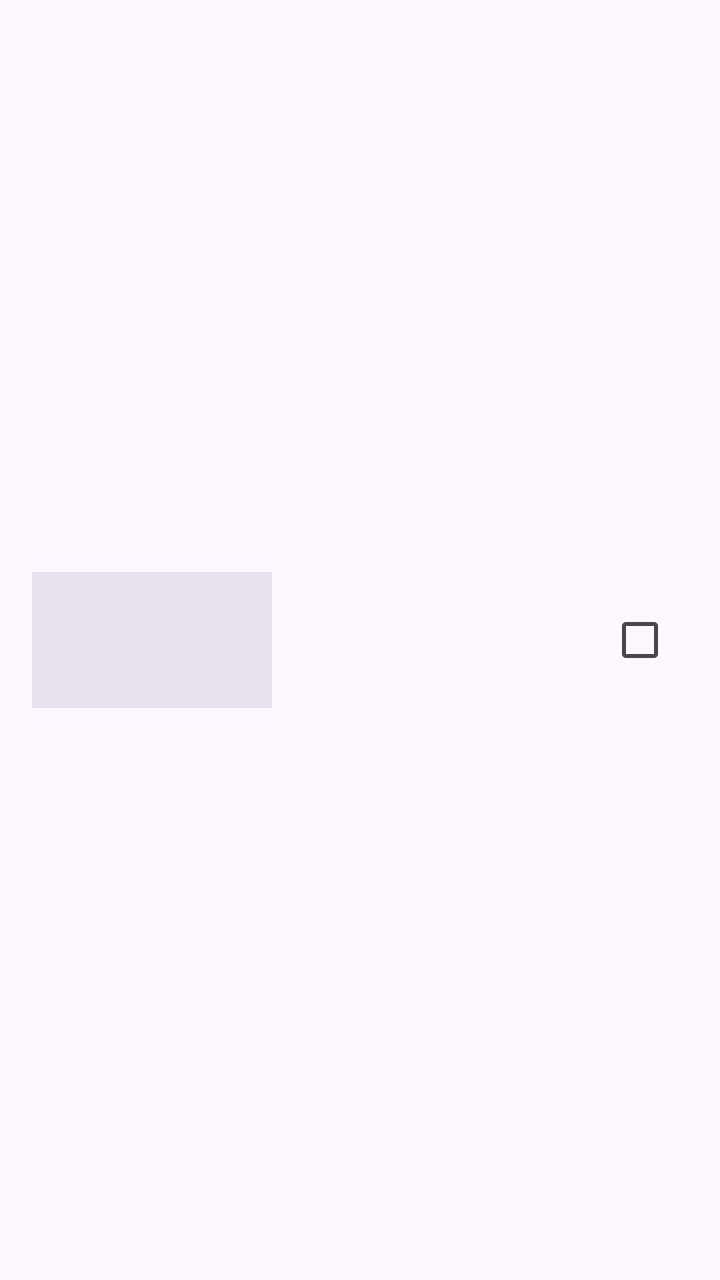
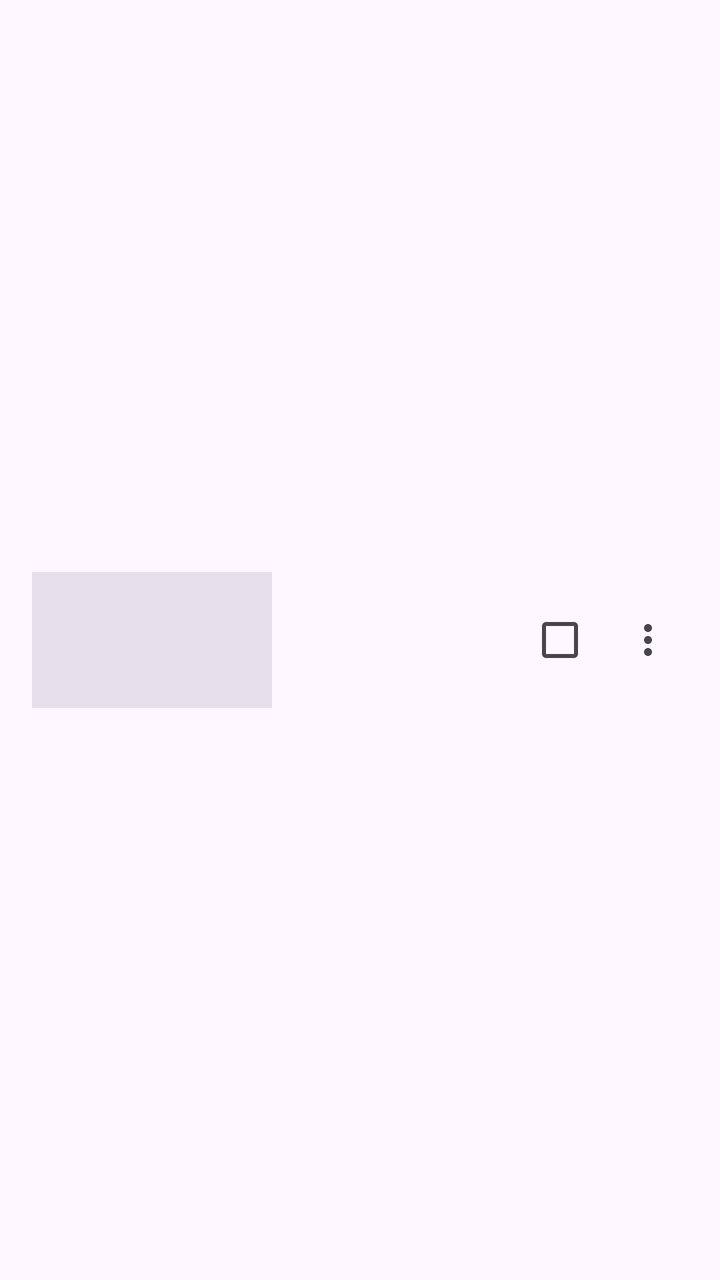

Compare the two renders of this Android layout. The source of the first and the diff that turns it into the second are given below.
<!-- AndroidManifest.xml: application theme Theme.YTDownloader -->
<!-- res/layout/item_video.xml -->
<?xml version="1.0" encoding="utf-8"?>
<LinearLayout xmlns:android="http://schemas.android.com/apk/res/android"
    android:layout_width="match_parent"
    android:layout_height="wrap_content"
    android:background="?attr/selectableItemBackground"
    android:gravity="center_vertical"
    android:orientation="horizontal"
    android:paddingHorizontal="16dp"
    android:paddingVertical="6dp">

    <ImageView
        android:id="@+id/thumb"
        android:layout_width="120dp"
        android:layout_height="68dp"
        android:background="?attr/colorSurfaceVariant"
        android:contentDescription="Thumbnail"
        android:scaleType="centerCrop" />

    <LinearLayout
        android:layout_width="0dp"
        android:layout_height="wrap_content"
        android:layout_marginStart="12dp"
        android:layout_weight="1"
        android:orientation="vertical">

        <TextView
            android:id="@+id/title"
            android:layout_width="match_parent"
            android:layout_height="wrap_content"
            android:ellipsize="end"
            android:maxLines="2"
            android:textAppearance="?attr/textAppearanceBodyMedium" />

        <TextView
            android:id="@+id/meta"
            android:layout_width="match_parent"
            android:layout_height="wrap_content"
            android:layout_marginTop="2dp"
            android:ellipsize="end"
            android:maxLines="1"
            android:textAppearance="?attr/textAppearanceBodySmall" />
    </LinearLayout>

    <com.google.android.material.checkbox.MaterialCheckBox
        android:id="@+id/check"
        android:layout_width="wrap_content"
        android:layout_height="wrap_content"
        android:clickable="false"
        android:focusable="false" />
</LinearLayout>
<!-- resources referenced by this layout -->
<resources>
  <style name="Theme.YTDownloader" parent="Theme.Material3.DayNight.NoActionBar">
          <item name="colorPrimary">#D32F2F</item>
          <item name="colorOnPrimary">#FFFFFF</item>
          <item name="colorPrimaryContainer">#FFDAD6</item>
          <item name="colorOnPrimaryContainer">#410002</item>
      </style>
</resources>

<!-- the commit's change to res/layout/item_video.xml (unified diff, before → after) -->
@@ -8,13 +8,33 @@
     android:paddingHorizontal="16dp"
     android:paddingVertical="6dp">
 
-    <ImageView
-        android:id="@+id/thumb"
+    <FrameLayout
         android:layout_width="120dp"
-        android:layout_height="68dp"
-        android:background="?attr/colorSurfaceVariant"
-        android:contentDescription="Thumbnail"
-        android:scaleType="centerCrop" />
+        android:layout_height="68dp">
+
+        <ImageView
+            android:id="@+id/thumb"
+            android:layout_width="match_parent"
+            android:layout_height="match_parent"
+            android:background="?attr/colorSurfaceVariant"
+            android:contentDescription="Thumbnail"
+            android:scaleType="centerCrop" />
+
+        
+        <TextView
+            android:id="@+id/duration"
+            android:layout_width="wrap_content"
+            android:layout_height="wrap_content"
+            android:layout_gravity="bottom|end"
+            android:layout_margin="4dp"
+            android:background="#CC000000"
+            android:paddingHorizontal="4dp"
+            android:paddingVertical="1dp"
+            android:textColor="#FFFFFF"
+            android:textSize="11sp"
+            android:textStyle="bold"
+            android:visibility="gone" />
+    </FrameLayout>
 
     <LinearLayout
         android:layout_width="0dp"
@@ -47,4 +67,12 @@
         android:layout_height="wrap_content"
         android:clickable="false"
         android:focusable="false" />
+
+    <ImageButton
+        android:id="@+id/more"
+        android:layout_width="40dp"
+        android:layout_height="48dp"
+        android:background="?attr/selectableItemBackgroundBorderless"
+        android:contentDescription="More options"
+        android:src="@drawable/ic_more" />
 </LinearLayout>
<!-- resource entries referenced after the edit -->
@@ -1,5 +1,15 @@
 <!-- resources referenced by this layout -->
 <resources>
+  <!-- drawable ic_more (drawable) -->
+  <?xml version="1.0" encoding="utf-8"?>
+  <vector xmlns:android="http://schemas.android.com/apk/res/android"
+      android:width="24dp"
+      android:height="24dp"
+      android:tint="?attr/colorControlNormal"
+      android:viewportWidth="24"
+      android:viewportHeight="24">
+      <path android:fillColor="@android:color/white" android:pathData="M12,8c1.1,0 2,-0.9 2,-2s-0.9,-2 -2,-2 -2,0.9 -2,2 0.9,2 2,2zM12,10c-1.1,0 -2,0.9 -2,2s0.9,2 2,2 2,-0.9 2,-2 -0.9,-2 -2,-2zM12,16c-1.1,0 -2,0.9 -2,2s0.9,2 2,2 2,-0.9 2,-2 -0.9,-2 -2,-2z" />
+  </vector>
   <style name="Theme.YTDownloader" parent="Theme.Material3.DayNight.NoActionBar">
           <item name="colorPrimary">#D32F2F</item>
           <item name="colorOnPrimary">#FFFFFF</item>
